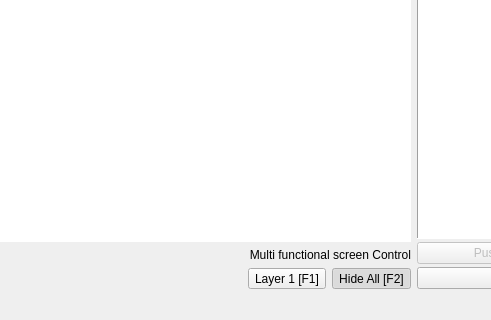
The window that mainwindow.ui (xiaoyuanyangxu/sportroom-qt) describes before a commit, drawn with Qt 5; both pictures show x 554 to 1045 and y 320 to 640 of the 1270 by 640 pixel window.
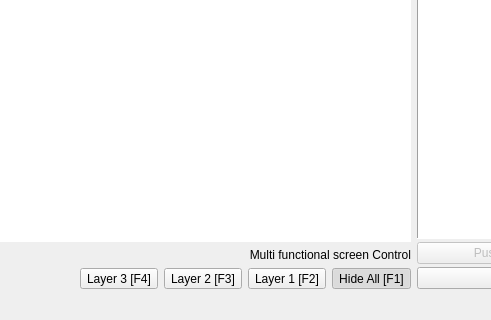
The same window after the commit. Icons and pictures are not drawn. Custom widgets are drawn as their Qt base class.

```diff
--- a/mainwindow.ui
+++ b/mainwindow.ui
@@ -1224,17 +1224,72 @@
               </spacer>
              </item>
              <item>
-              <widget class="QToolButton" name="screen1ToolButton">
+              <widget class="QToolButton" name="layer3ToolButton">
+               <property name="text">
+                <string>Layer 3 [F4]</string>
+               </property>
+               <property name="icon">
+                <iconset resource="images.qrc">
+                 <normaloff>:/images/table_tennis_icon.png</normaloff>:/images/table_tennis_icon.png</iconset>
+               </property>
+               <property name="iconSize">
+                <size>
+                 <width>24</width>
+                 <height>24</height>
+                </size>
+               </property>
+               <property name="shortcut">
+                <string>F4</string>
+               </property>
+               <property name="checkable">
+                <bool>true</bool>
+               </property>
+               <property name="toolButtonStyle">
+                <enum>Qt::ToolButtonTextUnderIcon</enum>
+               </property>
+              </widget>
+             </item>
+             <item>
+              <widget class="QToolButton" name="layer2ToolButton">
+               <property name="text">
+                <string>Layer 2 [F3]</string>
+               </property>
+               <property name="icon">
+                <iconset resource="images.qrc">
+                 <normaloff>:/images/people.png</normaloff>:/images/people.png</iconset>
+               </property>
+               <property name="iconSize">
+                <size>
+                 <width>24</width>
+                 <height>24</height>
+                </size>
+               </property>
+               <property name="checkable">
+                <bool>true</bool>
+               </property>
+               <property name="toolButtonStyle">
+                <enum>Qt::ToolButtonTextUnderIcon</enum>
+               </property>
+              </widget>
+             </item>
+             <item>
+              <widget class="QToolButton" name="layer1ToolButton">
                <property name="styleSheet">
                 <string notr="true">QToolButton:selected { background-color: rgb(255, 255, 0); }</string>
                </property>
                <property name="text">
-                <string>Layer 1 [F1]</string>
+                <string>Layer 1 [F2]</string>
                </property>
                <property name="icon">
                 <iconset resource="images.qrc">
                  <normaloff>:/images/table.png</normaloff>:/images/table.png</iconset>
                </property>
+               <property name="iconSize">
+                <size>
+                 <width>24</width>
+                 <height>24</height>
+                </size>
+               </property>
                <property name="shortcut">
                 <string>F1</string>
                </property>
@@ -1255,12 +1310,18 @@
              <item>
               <widget class="QToolButton" name="hideAllToolButton">
                <property name="text">
-                <string>Hide All [F2]</string>
+                <string>Hide All [F1]</string>
                </property>
                <property name="icon">
                 <iconset resource="images.qrc">
                  <normaloff>:/images/delete.png</normaloff>:/images/delete.png</iconset>
                </property>
+               <property name="iconSize">
+                <size>
+                 <width>24</width>
+                 <height>24</height>
+                </size>
+               </property>
                <property name="shortcut">
                 <string>F2</string>
                </property>
```
Left out of the diff: 4 changed lines with no effect on the pictures.
